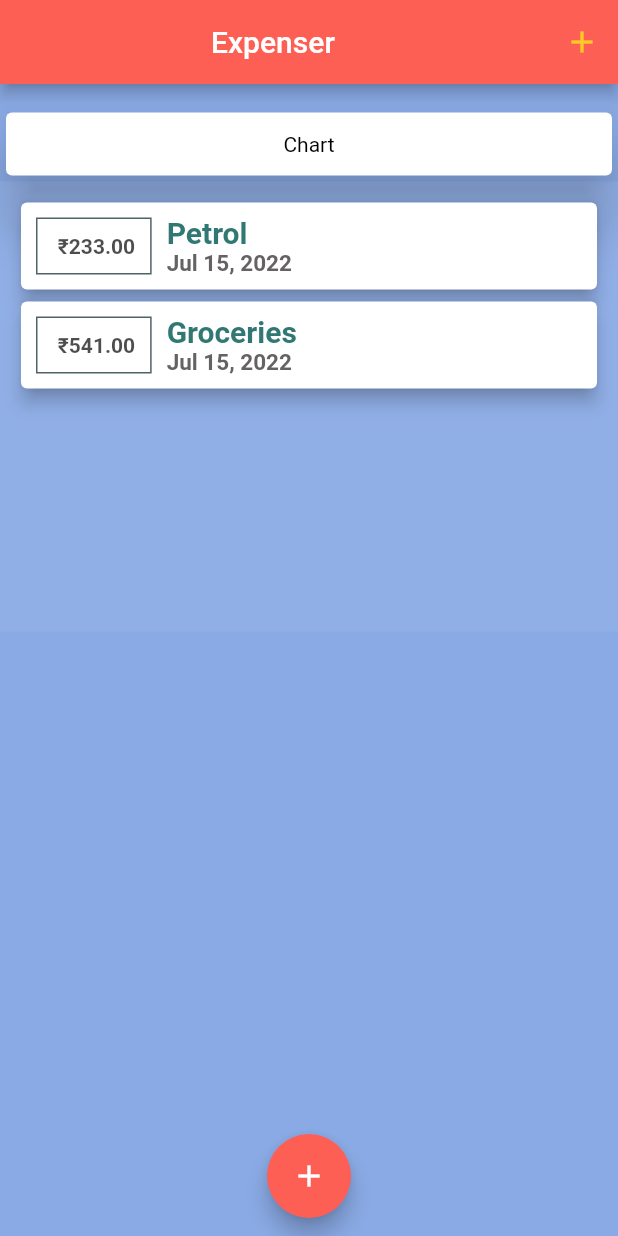
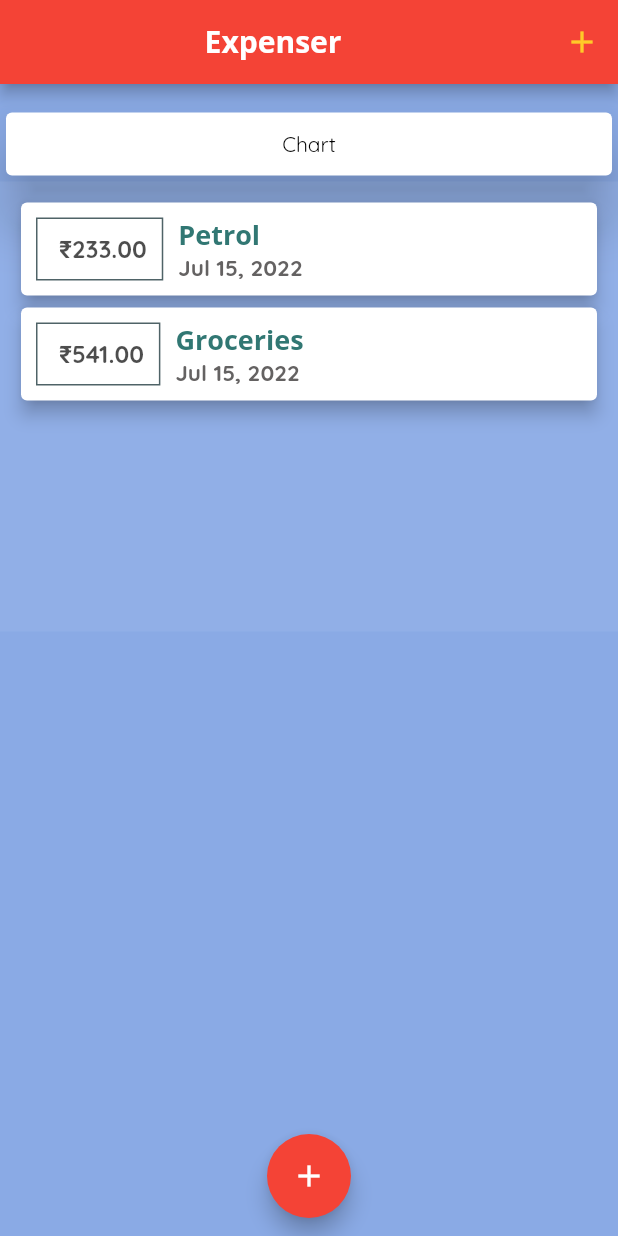
Before and after one commit to rajpranit/expenseplanner, a Flutter app: the screen it shows after launch, on a phone screen of 412 x 824 dp. Run offline on Flutter 3.47's test engine with Material 2 defaults, Android fonts, the phone set to English and light mode, and no system bars.

Commit message:
Themeing and Custom Font

```diff
--- a/lib/main.dart
+++ b/lib/main.dart
@@ -9,7 +9,26 @@ class MyApp extends StatelessWidget {
   @override
   Widget build(BuildContext context) {
     return MaterialApp(
-      title: 'Flutter App',
+      theme: ThemeData(
+        textTheme: TextTheme(
+          headline6: TextStyle(
+            fontFamily: 'OpenSans',
+            fontWeight: FontWeight.bold,
+            fontSize: 18,
+            color: Color(0xFF317773)
+          ),
+        ),
+        appBarTheme: AppBarTheme(
+          titleTextStyle: TextStyle(
+              fontFamily: 'OpenSans',
+              fontSize: 20,
+              fontWeight: FontWeight.bold),
+        ),
+        fontFamily: 'QuickSand',
+        primarySwatch: Colors.red,
+        scaffoldBackgroundColor: Color(0xFF8AAAE5),
+      ),
+      title: 'Expenser',
       home: MyHomePage(),
     );
   }
@@ -75,7 +94,6 @@ class _MyHomePageState extends State<MyHomePage> {
             ),
           )
         ],
-        backgroundColor: Color(0xFFFE5F55),
         title: Row(
           mainAxisAlignment: MainAxisAlignment.center,
           children: [
@@ -111,7 +129,6 @@ class _MyHomePageState extends State<MyHomePage> {
       floatingActionButtonLocation:
           FloatingActionButtonLocation.miniCenterFloat,
       floatingActionButton: FloatingActionButton(
-        backgroundColor: Color(0xFFFE5F55),
         child: Icon(
           Icons.add,
         ),
--- a/lib/widgets/transactions_list.dart
+++ b/lib/widgets/transactions_list.dart
@@ -28,6 +28,7 @@ class TransactionList extends StatelessWidget {
                       ' \u{20B9}${transactions[index].amount.toStringAsFixed(2)}',
                       style: TextStyle(
                         fontWeight: FontWeight.bold,
+                        fontSize: 16,
                         color: Color.alphaBlend(
                           Colors.black45,
                           Colors.black45,
@@ -48,18 +49,14 @@ class TransactionList extends StatelessWidget {
                     children: [
                       Text(
                         transactions[index].title,
-                        style: TextStyle(
-                          fontWeight: FontWeight.bold,
-                          fontSize: 20,
-                          color: Color(0xFF317773),
-                        ),
+                        style: Theme.of(context).textTheme.headline6
                       ),
                       Text(
                         DateFormat.yMMMd().format(transactions[index].date),
                         style: TextStyle(
                             fontWeight: FontWeight.bold,
                             fontSize: 15,
-                            color: Color.fromARGB(239, 90, 87, 87)),
+                            color: Color.fromARGB(239, 90, 87, 87),),
                       ),
                     ],
                   )
```
Also changed, not shown: pubspec.yaml (+13 -12 lines), assets/fonts/OpenSans-Bold.ttf (added), assets/fonts/OpenSans-Regular.ttf (added), assets/fonts/Quicksand-Bold.ttf (added), assets/fonts/Quicksand-Light.ttf (added), assets/fonts/Quicksand-Medium.ttf (added), assets/fonts/Quicksand-Regular.ttf (added).
